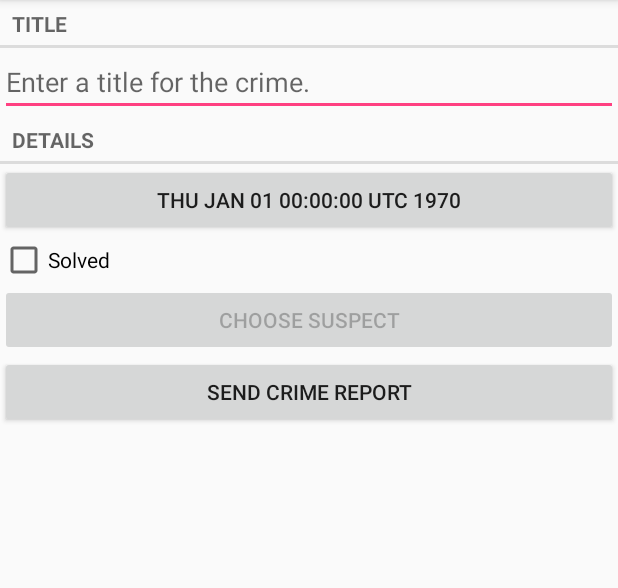
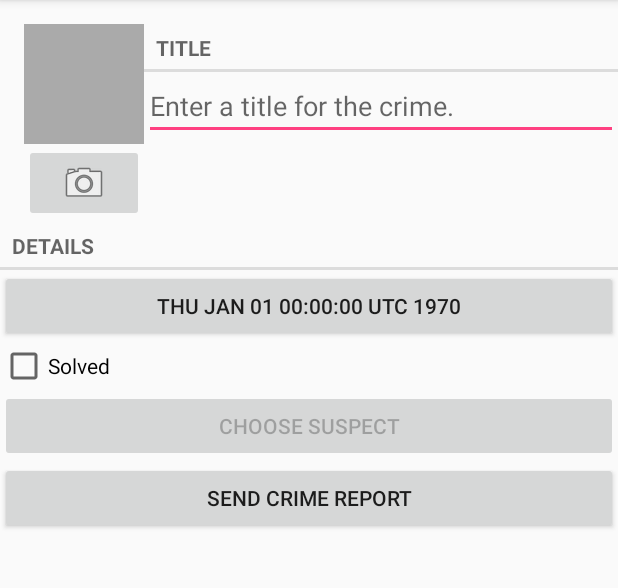
Before and after one commit to AlcalaO/Criminal-Intent, an Android app: the CrimeFragment screen opened directly, with no data from a screen before it, on a phone screen of 412 x 824 dp, the part 84-672 px from its top. Run offline under Robolectric (Android 15) with nearby library versions, the phone set to English and light mode, and no system bars.

Commit message:
Finishing Chapter 16

```diff
--- a/app/src/main/java/com/bignerdranch/android/criminalintent/Crime.java
+++ b/app/src/main/java/com/bignerdranch/android/criminalintent/Crime.java
@@ -57,4 +57,8 @@ public class Crime {
     public void setSuspect(String suspect) {
         mSuspect = suspect;
     }
+
+    public String getPhotoFilename() {
+        return "IMG_" + getId().toString() + ".jpg";
+    }
 }
--- a/app/src/main/java/com/bignerdranch/android/criminalintent/CrimeFragment.java
+++ b/app/src/main/java/com/bignerdranch/android/criminalintent/CrimeFragment.java
@@ -3,12 +3,16 @@ package com.bignerdranch.android.criminalintent;
 import android.app.Activity;
 import android.content.Intent;
 import android.content.pm.PackageManager;
+import android.content.pm.ResolveInfo;
 import android.database.Cursor;
+import android.graphics.Bitmap;
 import android.net.Uri;
 import android.os.Bundle;
 import android.provider.ContactsContract;
+import android.provider.MediaStore;
 import android.support.v4.app.Fragment;
 import android.support.v4.app.FragmentManager;
+import android.support.v4.content.FileProvider;
 import android.text.Editable;
 import android.text.TextWatcher;
 import android.text.format.DateFormat;
@@ -19,8 +23,12 @@ import android.widget.Button;
 import android.widget.CheckBox;
 import android.widget.CompoundButton;
 import android.widget.EditText;
+import android.widget.ImageButton;
+import android.widget.ImageView;
 
+import java.io.File;
 import java.util.Date;
+import java.util.List;
 import java.util.UUID;
 
 import static android.widget.CompoundButton.*;
@@ -32,13 +40,17 @@ public class CrimeFragment extends Fragment {
 
     private static final int REQUEST_DATE = 0;
     private static final int REQUEST_CONTACT = 1;
+    private static final int REQUEST_PHOTO = 2;
 
     private Crime mCrime;
+    private File mPhotoFile;
     private EditText mTitleField;
     private Button mDateButton;
     private CheckBox mSolvedCheckbox;
     private Button mReportButton;
     private Button mSuspectButton;
+    private ImageButton mPhotoButton;
+    private ImageView mPhotoView;
 
     public static CrimeFragment newInstance(UUID crimeId) {
         Bundle args = new Bundle();
@@ -54,6 +66,7 @@ public class CrimeFragment extends Fragment {
         super.onCreate(savedInstanceState);
         UUID crimeId = (UUID) getArguments().getSerializable(ARG_CRIME_ID);
         mCrime = CrimeLab.get(getActivity()).getCrime(crimeId);
+        mPhotoFile = CrimeLab.get(getActivity()).getPhotoFile(mCrime);
     }
 
     @Override
@@ -137,11 +150,45 @@ public class CrimeFragment extends Fragment {
         }
 
         // Guarding against no contacts app
-        PackageManager packageManager = getActivity().getPackageManager();
+        final PackageManager packageManager = getActivity().getPackageManager();
         if (packageManager.resolveActivity(pickContact,
                 PackageManager.MATCH_DEFAULT_ONLY) == null) {
             mSuspectButton.setEnabled(false);
         }
+
+        // NEW CODE, REVIEW IT
+        // we get the reference for the button
+        mPhotoButton = (ImageButton) v.findViewById(R.id.crime_camera);
+        // we create the intent to take the picture, with the action from MediaStore
+        final Intent captureImage = new Intent(MediaStore.ACTION_IMAGE_CAPTURE);
+
+        // can we take a photo? if there's no photo and there is an photo application, yes
+        boolean canTakePhoto = mPhotoFile != null &&
+                captureImage.resolveActivity(packageManager) != null;
+        mPhotoButton.setEnabled(canTakePhoto);
+
+        // we handle the button
+        mPhotoButton.setOnClickListener(new OnClickListener() {
+            @Override
+            public void onClick(View v) {
+                Uri uri = FileProvider.getUriForFile(getActivity(),
+                        "com.bignerdranch.android.criminalintent.fileprovider", mPhotoFile);
+                captureImage.putExtra(MediaStore.EXTRA_OUTPUT, uri);
+                // retrieve all the activities that can be performed for the given intent
+                List<ResolveInfo> cameraActivities = getActivity().getPackageManager()
+                        .queryIntentActivities(captureImage, PackageManager.MATCH_DEFAULT_ONLY);
+
+                // give permission to each app than can access to files
+                for (ResolveInfo activity : cameraActivities) {
+                    getActivity().grantUriPermission(activity.activityInfo.packageName, uri,
+                            Intent.FLAG_GRANT_WRITE_URI_PERMISSION);
+                }
+
+                startActivityForResult(captureImage, REQUEST_PHOTO);
+            }
+        });
+        mPhotoView = (ImageView) v.findViewById(R.id.crime_photo);
+        updatePhotoView();
 
         return v;
     }
@@ -182,6 +229,11 @@ public class CrimeFragment extends Fragment {
             } finally {
                 c.close();
             }
+        } else if (requestCode == REQUEST_PHOTO) {
+            Uri uri = FileProvider.getUriForFile(getActivity(),
+                    "com.bignerdranch.android.criminalintent.fileprovider", mPhotoFile);
+            getActivity().revokeUriPermission(uri, Intent.FLAG_GRANT_WRITE_URI_PERMISSION);
+            updatePhotoView();
         }
     }
 
@@ -212,4 +264,13 @@ public class CrimeFragment extends Fragment {
 
         return report;
     }
+
+    private void updatePhotoView() {
+        if (mPhotoView == null || !mPhotoFile.exists()) {
+            mPhotoView.setImageDrawable(null);
+        } else {
+            Bitmap bitmap = PictureUtils.getScaledBitmap(mPhotoFile.getPath(), getActivity());
+            mPhotoView.setImageBitmap(bitmap);
+        }
+    }
 }
--- a/app/src/main/java/com/bignerdranch/android/criminalintent/CrimeLab.java
+++ b/app/src/main/java/com/bignerdranch/android/criminalintent/CrimeLab.java
@@ -11,6 +11,7 @@ import com.bignerdranch.android.criminalintent.database.CrimeCursorWrapper;
 import com.bignerdranch.android.criminalintent.database.CrimeDbSchema;
 import com.bignerdranch.android.criminalintent.database.CrimeDbSchema.CrimeTable;
 
+import java.io.File;
 import java.util.ArrayList;
 import java.util.List;
 import java.util.UUID;
@@ -70,6 +71,11 @@ public class CrimeLab {
         }
     }
 
+    public File getPhotoFile(Crime crime) {
+        File filesDir = mContext.getFilesDir();
+        return new File(filesDir, crime.getPhotoFilename());
+    }
+
     public void updateCrime(Crime crime) {
         String uuidString = crime.getId().toString();
         ContentValues values = getContentValues(crime);
--- a/app/src/main/res/layout/fragment_crime.xml
+++ b/app/src/main/res/layout/fragment_crime.xml
@@ -4,6 +4,38 @@
               android:layout_height="match_parent"
               android:layout_margin="16dp"
               android:orientation="vertical">
+    <LinearLayout
+        android:orientation="horizontal"
+        android:layout_width="match_parent"
+        android:layout_height="wrap_content"
+        android:layout_marginLeft="16dp"
+        android:layout_marginTop="16dp">
+
+        <LinearLayout
+            android:orientation="vertical"
+            android:layout_width="wrap_content"
+            android:layout_height="wrap_content">
+
+            <ImageView
+                android:id="@+id/crime_photo"
+                android:layout_width="80dp"
+                android:layout_height="80dp"
+                android:scaleType="centerInside"
+                android:cropToPadding="true"
+                android:background="@android:color/darker_gray"/>
+
+            <ImageButton
+                android:id="@+id/crime_camera"
+                android:layout_width="match_parent"
+                android:layout_height="wrap_content"
+                android:src="@android:drawable/ic_menu_camera"/>
+        </LinearLayout>
+
+        <LinearLayout
+            android:orientation="vertical"
+            android:layout_width="0dp"
+            android:layout_height="wrap_content"
+            android:layout_weight="1">
 
             <TextView
                 style="?android:listSeparatorTextViewStyle"
@@ -16,6 +48,9 @@
                 android:layout_width="match_parent"
                 android:layout_height="wrap_content"
                 android:hint="@string/crime_title_hint"/>
+        </LinearLayout>
+    </LinearLayout>
+
 
     <TextView
         style="?android:listSeparatorTextViewStyle"
--- /dev/null
+++ b/app/src/main/res/xml/files.xml
@@ -0,0 +1,4 @@
+<?xml version="1.0" encoding="utf-8"?>
+<paths>
+    <files-path name="crime_photos" path="."/>
+</paths>
```
Also changed, not shown: app/src/main/AndroidManifest.xml (+14 -0 lines), app/src/main/java/com/bignerdranch/android/criminalintent/PictureUtils.java (added, +44 -0 lines), 5 other files. Lines whose indentation alone changed are shown as unchanged.
